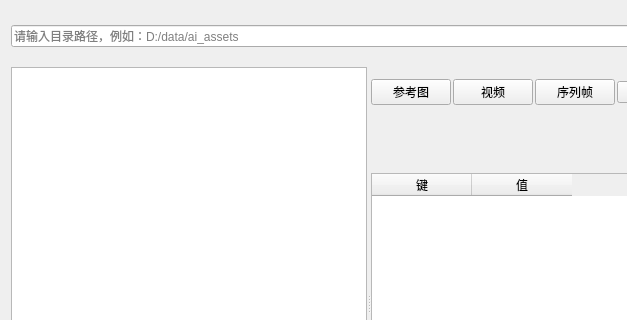
This is MuseLog/ui/tab_explorer.ui in super999/MetaStoryBoard as Qt 5 draws it before an edit; both pictures show x 0 to 627 and y 0 to 320 of the 891 by 549 pixel window. The edited form follows.
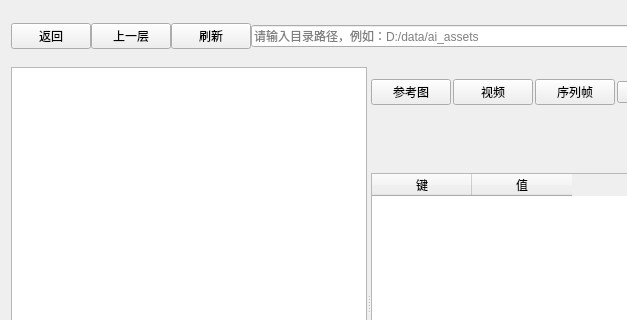
This is the edited form.

Commit message: 添加导航按钮（返回、上一层、刷新）并实现相应功能；优化路径导航逻辑以支持历史记录管理

Patch:
```diff
--- a/MuseLog/ui/tab_explorer.ui
+++ b/MuseLog/ui/tab_explorer.ui
@@ -47,6 +47,45 @@
       <property name="bottomMargin">
        <number>0</number>
       </property>
+      <item>
+       <widget class="QPushButton" name="btnBack">
+        <property name="maximumSize">
+         <size>
+          <width>100</width>
+          <height>16777215</height>
+         </size>
+        </property>
+        <property name="text">
+         <string>返回</string>
+        </property>
+       </widget>
+      </item>
+      <item>
+       <widget class="QPushButton" name="btnGoUp">
+        <property name="maximumSize">
+         <size>
+          <width>100</width>
+          <height>16777215</height>
+         </size>
+        </property>
+        <property name="text">
+         <string>上一层</string>
+        </property>
+       </widget>
+      </item>
+      <item>
+       <widget class="QPushButton" name="btnRefresh">
+        <property name="maximumSize">
+         <size>
+          <width>100</width>
+          <height>16777215</height>
+         </size>
+        </property>
+        <property name="text">
+         <string>刷新</string>
+        </property>
+       </widget>
+      </item>
       <item>
        <widget class="QLineEdit" name="lineAddress">
         <property name="placeholderText">
```
Left out of the diff: 2 changed lines with no effect on the pictures. The commit also changes 3 other files.
